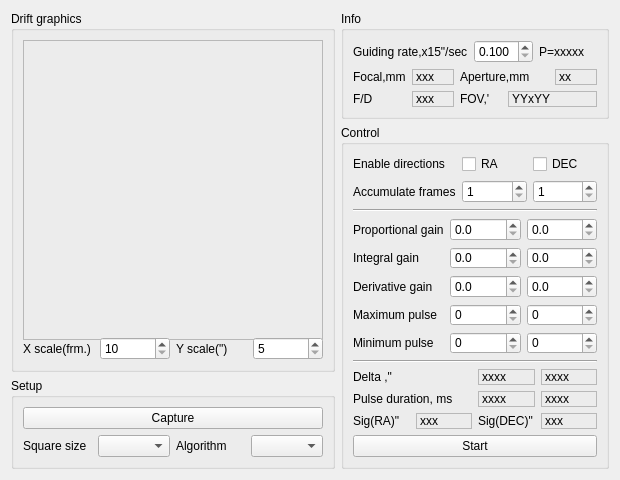
Old version of the form kstars/ekos/guide/guider.ui in the repository KDE/kstars.
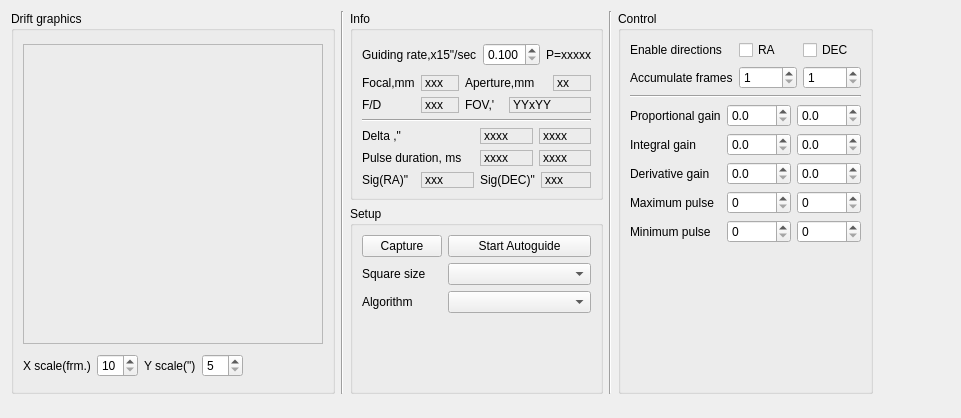
New version of the form.

Commit message: Significant improvements to Ekos GUI to make it more suitable for laptops and other devices

Patch:
```diff
--- a/kstars/ekos/guide/guider.ui
+++ b/kstars/ekos/guide/guider.ui
@@ -6,28 +6,36 @@
    <rect>
     <x>0</x>
     <y>0</y>
-    <width>620</width>
-    <height>480</height>
+    <width>961</width>
+    <height>418</height>
    </rect>
   </property>
+  <property name="sizePolicy">
+   <sizepolicy hsizetype="Preferred" vsizetype="Minimum">
+    <horstretch>0</horstretch>
+    <verstretch>0</verstretch>
+   </sizepolicy>
+  </property>
   <property name="minimumSize">
    <size>
-    <width>620</width>
-    <height>480</height>
+    <width>0</width>
+    <height>0</height>
    </size>
   </property>
   <property name="maximumSize">
    <size>
-    <width>1280</width>
-    <height>1024</height>
+    <width>16777215</width>
+    <height>16777215</height>
    </size>
   </property>
   <property name="windowTitle">
    <string>Guiding</string>
   </property>
-  <layout class="QHBoxLayout" name="horizontalLayout_8">
+  <layout class="QVBoxLayout" name="verticalLayout_5">
    <item>
-    <layout class="QVBoxLayout" name="verticalLayout_4">
+    <layout class="QHBoxLayout" name="horizontalLayout_6">
+     <item>
+      <layout class="QVBoxLayout" name="verticalLayout_6">
      <item>
       <widget class="QGroupBox" name="groupBox_Drift">
        <property name="title">
@@ -36,12 +44,30 @@
        <layout class="QVBoxLayout" name="verticalLayout_3">
         <item>
          <widget class="QFrame" name="frame_Graph">
+            <property name="sizePolicy">
+             <sizepolicy hsizetype="Fixed" vsizetype="Fixed">
+              <horstretch>0</horstretch>
+              <verstretch>0</verstretch>
+             </sizepolicy>
+            </property>
           <property name="minimumSize">
            <size>
             <width>300</width>
             <height>300</height>
            </size>
           </property>
+            <property name="maximumSize">
+             <size>
+              <width>300</width>
+              <height>300</height>
+             </size>
+            </property>
+            <property name="baseSize">
+             <size>
+              <width>300</width>
+              <height>300</height>
+             </size>
+            </property>
           <property name="frameShape">
            <enum>QFrame::StyledPanel</enum>
           </property>
@@ -92,46 +118,19 @@
             </property>
            </widget>
           </item>
-         </layout>
-        </item>
-       </layout>
-      </widget>
-     </item>
      <item>
-      <widget class="QGroupBox" name="groupBox_Configuration">
-       <property name="title">
-        <string>Setup</string>
-       </property>
-       <layout class="QVBoxLayout" name="verticalLayout_6">
-        <item>
-         <widget class="QPushButton" name="captureB">
-          <property name="text">
-           <string>Capture</string>
-          </property>
-         </widget>
-        </item>
-        <item>
-         <layout class="QHBoxLayout" name="horizontalLayout_6">
-          <item>
-           <widget class="QLabel" name="l_18">
-            <property name="text">
-             <string>Square size</string>
-            </property>
-           </widget>
-          </item>
-          <item>
-           <widget class="QComboBox" name="comboBox_SquareSize"/>
-          </item>
-          <item>
-           <widget class="QLabel" name="l_19">
-            <property name="text">
-             <string>Algorithm</string>
-            </property>
-           </widget>
-          </item>
-          <item>
-           <widget class="QComboBox" name="comboBox_ThresholdAlg"/>
-          </item>
+             <spacer name="horizontalSpacer_4">
+              <property name="orientation">
+               <enum>Qt::Horizontal</enum>
+              </property>
+              <property name="sizeHint" stdset="0">
+               <size>
+                <width>40</width>
+                <height>20</height>
+               </size>
+              </property>
+             </spacer>
+            </item>
          </layout>
         </item>
        </layout>
@@ -140,7 +139,14 @@
     </layout>
    </item>
    <item>
-    <layout class="QVBoxLayout" name="verticalLayout_5">
+      <widget class="Line" name="line_4">
+       <property name="orientation">
+        <enum>Qt::Vertical</enum>
+       </property>
+      </widget>
+     </item>
+     <item>
+      <layout class="QVBoxLayout" name="verticalLayout_2">
      <item>
       <widget class="QGroupBox" name="groupBox_Info">
        <property name="title">
@@ -280,7 +286,236 @@
           </item>
          </layout>
         </item>
-       </layout>
+          <item>
+           <widget class="Line" name="line_2">
+            <property name="orientation">
+             <enum>Qt::Horizontal</enum>
+            </property>
+           </widget>
+          </item>
+          <item>
+           <layout class="QGridLayout" name="gridLayout">
+            <item row="0" column="0">
+             <widget class="QLabel" name="l_16">
+              <property name="text">
+               <string>Delta ,&quot;</string>
+              </property>
+             </widget>
+            </item>
+            <item row="0" column="1">
+             <layout class="QHBoxLayout" name="horizontalLayout_3">
+              <item>
+               <widget class="QLabel" name="l_DeltaRA">
+                <property name="frameShape">
+                 <enum>QFrame::StyledPanel</enum>
+                </property>
+                <property name="frameShadow">
+                 <enum>QFrame::Sunken</enum>
+                </property>
+                <property name="text">
+                 <string>xxxx</string>
+                </property>
+                <property name="alignment">
+                 <set>Qt::AlignLeading|Qt::AlignLeft|Qt::AlignVCenter</set>
+                </property>
+               </widget>
+              </item>
+              <item>
+               <widget class="QLabel" name="l_DeltaDEC">
+                <property name="frameShape">
+                 <enum>QFrame::StyledPanel</enum>
+                </property>
+                <property name="frameShadow">
+                 <enum>QFrame::Sunken</enum>
+                </property>
+                <property name="text">
+                 <string>xxxx</string>
+                </property>
+                <property name="alignment">
+                 <set>Qt::AlignLeading|Qt::AlignLeft|Qt::AlignVCenter</set>
+                </property>
+               </widget>
+              </item>
+             </layout>
+            </item>
+            <item row="1" column="0">
+             <widget class="QLabel" name="l_17">
+              <property name="text">
+               <string>Pulse duration, ms</string>
+              </property>
+             </widget>
+            </item>
+            <item row="1" column="1">
+             <layout class="QHBoxLayout" name="horizontalLayout_4">
+              <item>
+               <widget class="QLabel" name="l_PulseRA">
+                <property name="frameShape">
+                 <enum>QFrame::StyledPanel</enum>
+                </property>
+                <property name="frameShadow">
+                 <enum>QFrame::Sunken</enum>
+                </property>
+                <property name="text">
+                 <string>xxxx</string>
+                </property>
+                <property name="alignment">
+                 <set>Qt::AlignLeading|Qt::AlignLeft|Qt::AlignVCenter</set>
+                </property>
+               </widget>
+              </item>
+              <item>
+               <widget class="QLabel" name="l_PulseDEC">
+                <property name="frameShape">
+                 <enum>QFrame::StyledPanel</enum>
+                </property>
+                <property name="frameShadow">
+                 <enum>QFrame::Sunken</enum>
+                </property>
+                <property name="text">
+                 <string>xxxx</string>
+                </property>
+                <property name="alignment">
+                 <set>Qt::AlignLeading|Qt::AlignLeft|Qt::AlignVCenter</set>
+                </property>
+               </widget>
+              </item>
+             </layout>
+            </item>
+            <item row="2" column="0">
+             <layout class="QHBoxLayout" name="horizontalLayout">
+              <item>
+               <widget class="QLabel" name="l_20">
+                <property name="text">
+                 <string>Sig(RA)&quot;</string>
+                </property>
+               </widget>
+              </item>
+              <item>
+               <widget class="QLabel" name="l_ErrRA">
+                <property name="frameShape">
+                 <enum>QFrame::StyledPanel</enum>
+                </property>
+                <property name="frameShadow">
+                 <enum>QFrame::Sunken</enum>
+                </property>
+                <property name="text">
+                 <string>xxx</string>
+                </property>
+                <property name="scaledContents">
+                 <bool>false</bool>
+                </property>
+                <property name="alignment">
+                 <set>Qt::AlignLeading|Qt::AlignLeft|Qt::AlignVCenter</set>
+                </property>
+               </widget>
+              </item>
+             </layout>
+            </item>
+            <item row="2" column="1">
+             <layout class="QHBoxLayout" name="horizontalLayout_2">
+              <item>
+               <widget class="QLabel" name="l_21">
+                <property name="text">
+                 <string>Sig(DEC)&quot;</string>
+                </property>
+               </widget>
+              </item>
+              <item>
+               <widget class="QLabel" name="l_ErrDEC">
+                <property name="frameShape">
+                 <enum>QFrame::StyledPanel</enum>
+                </property>
+                <property name="frameShadow">
+                 <enum>QFrame::Sunken</enum>
+                </property>
+                <property name="text">
+                 <string>xxx</string>
+                </property>
+                <property name="scaledContents">
+                 <bool>false</bool>
+                </property>
+                <property name="alignment">
+                 <set>Qt::AlignLeading|Qt::AlignLeft|Qt::AlignVCenter</set>
+                </property>
+               </widget>
+              </item>
+             </layout>
+            </item>
+           </layout>
+          </item>
+         </layout>
+        </widget>
+       </item>
+       <item>
+        <widget class="QGroupBox" name="groupBox_Configuration">
+         <property name="title">
+          <string>Setup</string>
+         </property>
+         <layout class="QVBoxLayout" name="verticalLayout_7">
+          <item>
+           <layout class="QFormLayout" name="formLayout">
+            <item row="0" column="0">
+             <widget class="QPushButton" name="captureB">
+              <property name="text">
+               <string>Capture</string>
+              </property>
+             </widget>
+            </item>
+            <item row="0" column="1">
+             <widget class="QPushButton" name="pushButton_StartStop">
+              <property name="text">
+               <string>Start Autoguide</string>
+              </property>
+             </widget>
+            </item>
+            <item row="1" column="0">
+             <widget class="QLabel" name="l_18">
+              <property name="text">
+               <string>Square size</string>
+              </property>
+             </widget>
+            </item>
+            <item row="1" column="1">
+             <widget class="QComboBox" name="comboBox_SquareSize"/>
+            </item>
+            <item row="2" column="0">
+             <widget class="QLabel" name="l_19">
+              <property name="text">
+               <string>Algorithm</string>
+              </property>
+             </widget>
+            </item>
+            <item row="2" column="1">
+             <widget class="QComboBox" name="comboBox_ThresholdAlg"/>
+            </item>
+           </layout>
+          </item>
+          <item>
+           <spacer name="verticalSpacer_3">
+            <property name="orientation">
+             <enum>Qt::Vertical</enum>
+            </property>
+            <property name="sizeType">
+             <enum>QSizePolicy::Minimum</enum>
+            </property>
+            <property name="sizeHint" stdset="0">
+             <size>
+              <width>20</width>
+              <height>32</height>
+             </size>
+            </property>
+           </spacer>
+          </item>
+         </layout>
+        </widget>
+       </item>
+      </layout>
+     </item>
+     <item>
+      <widget class="Line" name="line_3">
+       <property name="orientation">
+        <enum>Qt::Vertical</enum>
+       </property>
       </widget>
      </item>
      <item>
@@ -288,7 +523,7 @@
        <property name="title">
         <string>Control</string>
        </property>
-       <layout class="QVBoxLayout" name="verticalLayout_2">
+       <layout class="QVBoxLayout" name="verticalLayout_4">
         <item>
          <layout class="QGridLayout" name="gridLayout_3">
           <item row="0" column="0">
@@ -470,173 +705,51 @@
          </layout>
         </item>
         <item>
-         <widget class="Line" name="line_2">
+         <spacer name="verticalSpacer">
+          <property name="orientation">
+           <enum>Qt::Vertical</enum>
+          </property>
+          <property name="sizeHint" stdset="0">
+           <size>
+            <width>20</width>
+            <height>111</height>
+           </size>
+          </property>
+         </spacer>
+        </item>
+       </layout>
+      </widget>
+     </item>
+     <item>
+      <spacer name="horizontalSpacer">
           <property name="orientation">
            <enum>Qt::Horizontal</enum>
           </property>
-         </widget>
-        </item>
-        <item>
-         <layout class="QGridLayout" name="gridLayout">
-          <item row="0" column="0">
-           <widget class="QLabel" name="l_16">
-            <property name="text">
-             <string>Delta ,&quot;</string>
-            </property>
-           </widget>
-          </item>
-          <item row="0" column="1">
-           <layout class="QHBoxLayout" name="horizontalLayout_3">
-            <item>
-             <widget class="QLabel" name="l_DeltaRA">
-              <property name="frameShape">
-               <enum>QFrame::StyledPanel</enum>
-              </property>
-              <property name="frameShadow">
-               <enum>QFrame::Sunken</enum>
-              </property>
-              <property name="text">
-               <string>xxxx</string>
-              </property>
-              <property name="alignment">
-               <set>Qt::AlignLeading|Qt::AlignLeft|Qt::AlignVCenter</set>
-              </property>
-             </widget>
-            </item>
-            <item>
-             <widget class="QLabel" name="l_DeltaDEC">
-              <property name="frameShape">
-               <enum>QFrame::StyledPanel</enum>
-              </property>
-              <property name="frameShadow">
-               <enum>QFrame::Sunken</enum>
-              </property>
-              <property name="text">
-               <string>xxxx</string>
-              </property>
-              <property name="alignment">
-               <set>Qt::AlignLeading|Qt::AlignLeft|Qt::AlignVCenter</set>
-              </property>
-             </widget>
-            </item>
-           </layout>
-          </item>
-          <item row="1" column="0">
-           <widget class="QLabel" name="l_17">
-            <property name="text">
-             <string>Pulse duration, ms</string>
-            </property>
-           </widget>
-          </item>
-          <item row="1" column="1">
-           <layout class="QHBoxLayout" name="horizontalLayout_4">
+       <property name="sizeHint" stdset="0">
+        <size>
+         <width>17</width>
+         <height>20</height>
+        </size>
+       </property>
+      </spacer>
+     </item>
+    </layout>
+   </item>
             <item>
-             <widget class="QLabel" name="l_PulseRA">
-              <property name="frameShape">
-               <enum>QFrame::StyledPanel</enum>
-              </property>
-              <property name="frameShadow">
-               <enum>QFrame::Sunken</enum>
-              </property>
-              <property name="text">
-               <string>xxxx</string>
-              </property>
-              <property name="alignment">
-               <set>Qt::AlignLeading|Qt::AlignLeft|Qt::AlignVCenter</set>
-              </property>
-             </widget>
-            </item>
-            <item>
-             <widget class="QLabel" name="l_PulseDEC">
-              <property name="frameShape">
-               <enum>QFrame::StyledPanel</enum>
-              </property>
-              <property name="frameShadow">
-               <enum>QFrame::Sunken</enum>
-              </property>
-              <property name="text">
-               <string>xxxx</string>
-              </property>
-              <property name="alignment">
-               <set>Qt::AlignLeading|Qt::AlignLeft|Qt::AlignVCenter</set>
-              </property>
-             </widget>
-            </item>
-           </layout>
-          </item>
-          <item row="2" column="0">
-           <layout class="QHBoxLayout" name="horizontalLayout">
-            <item>
-             <widget class="QLabel" name="l_20">
-              <property name="text">
-               <string>Sig(RA)&quot;</string>
-              </property>
-             </widget>
-            </item>
-            <item>
-             <widget class="QLabel" name="l_ErrRA">
-              <property name="frameShape">
-               <enum>QFrame::StyledPanel</enum>
-              </property>
-              <property name="frameShadow">
-               <enum>QFrame::Sunken</enum>
-              </property>
-              <property name="text">
-               <string>xxx</string>
-              </property>
-              <property name="scaledContents">
-               <bool>false</bool>
-              </property>
-              <property name="alignment">
-               <set>Qt::AlignLeading|Qt::AlignLeft|Qt::AlignVCenter</set>
-              </property>
-             </widget>
-            </item>
-           </layout>
-          </item>
-          <item row="2" column="1">
-           <layout class="QHBoxLayout" name="horizontalLayout_2">
-            <item>
-             <widget class="QLabel" name="l_21">
-              <property name="text">
-               <string>Sig(DEC)&quot;</string>
-              </property>
-             </widget>
-            </item>
-            <item>
-             <widget class="QLabel" name="l_ErrDEC">
-              <property name="frameShape">
-               <enum>QFrame::StyledPanel</enum>
-              </property>
-              <property name="frameShadow">
-               <enum>QFrame::Sunken</enum>
-              </property>
-              <property name="text">
-               <string>xxx</string>
-              </property>
-              <property name="scaledContents">
-               <bool>false</bool>
-              </property>
-              <property name="alignment">
-               <set>Qt::AlignLeading|Qt::AlignLeft|Qt::AlignVCenter</set>
-              </property>
-             </widget>
-            </item>
-           </layout>
-          </item>
-         </layout>
-        </item>
-        <item>
-         <widget class="QPushButton" name="pushButton_StartStop">
-          <property name="text">
-           <string>Start</string>
-          </property>
-         </widget>
-        </item>
-       </layout>
-      </widget>
-     </item>
-    </layout>
+    <spacer name="verticalSpacer_2">
+     <property name="orientation">
+      <enum>Qt::Vertical</enum>
+     </property>
+     <property name="sizeType">
+      <enum>QSizePolicy::Minimum</enum>
+     </property>
+     <property name="sizeHint" stdset="0">
+      <size>
+       <width>20</width>
+       <height>13</height>
+      </size>
+     </property>
+    </spacer>
    </item>
   </layout>
  </widget>
```
Lines whose indentation alone changed are shown as unchanged. The commit also changes 7 other files.
